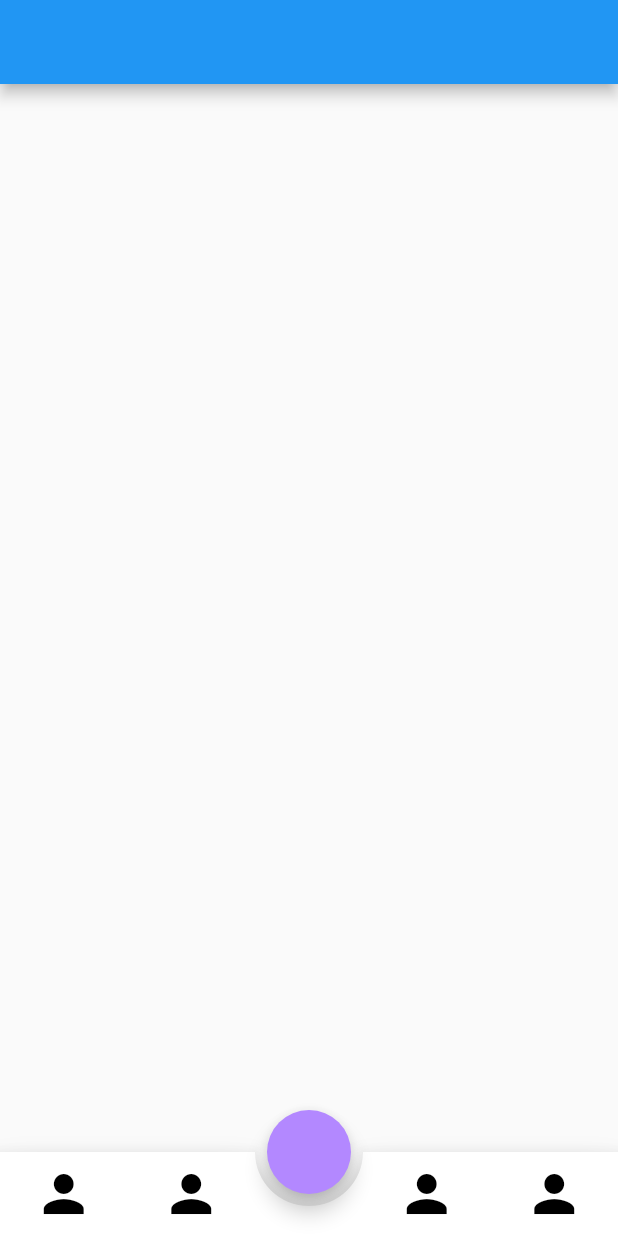
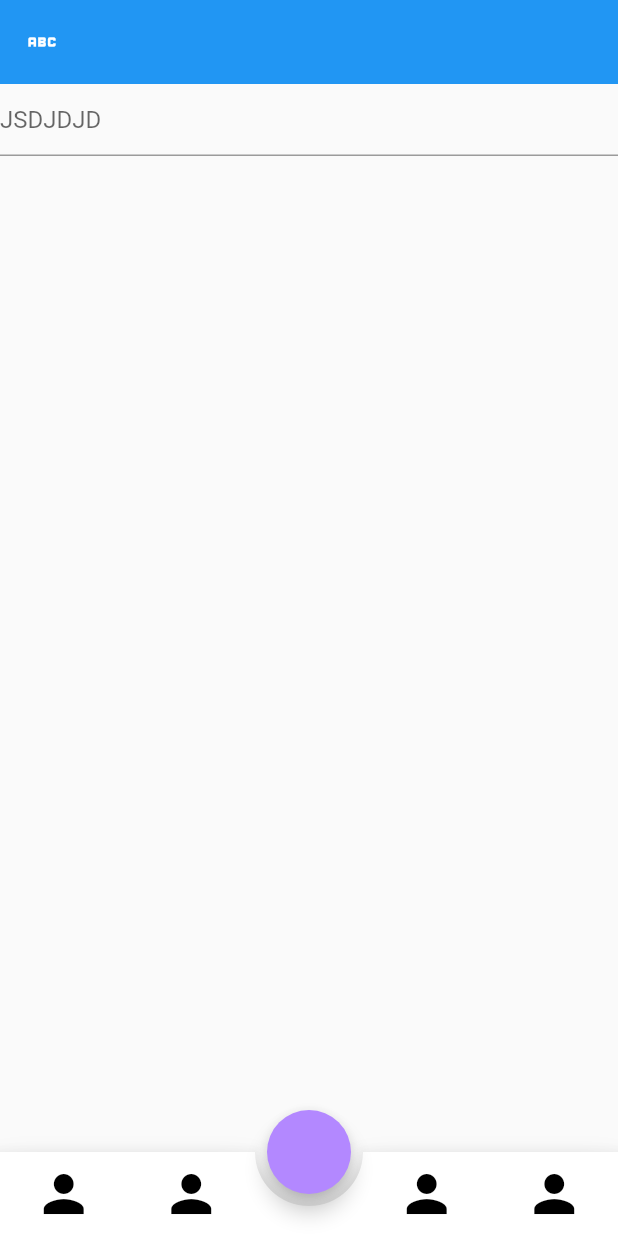
Before and after one commit to RoySujon/shop_bd, a Flutter app: the screen it shows after launch, on a phone screen of 412 x 824 dp. Run offline on Flutter 3.47's test engine with Material 2 defaults, Android fonts, the phone set to English and light mode, and no system bars; drawn by our look-alikes of animated_bottom_navigation_bar; our stand-ins replace google_fonts.

```diff
--- a/lib/screen/home.dart
+++ b/lib/screen/home.dart
@@ -13,7 +13,48 @@ class _HOMEState extends State<HOME> {
   @override
   Widget build(BuildContext context) {
     return Scaffold(
-      appBar: AppBar(),
+      body: SafeArea(
+          child: Stack(
+        children: [
+          CustomScrollView(
+            slivers: [
+              SliverAppBar(
+                leading: Icon(Icons.abc),
+              ),
+              SliverPersistentHeader(
+                delegate: SliverDelegate(
+                    child: TextField(
+                  decoration: InputDecoration(hintText: 'JSDJDJD'),
+                )),
+              )
+            ],
+          )
+        ],
+      )),
     );
   }
 }
+
+class SliverDelegate extends SliverPersistentHeaderDelegate {
+  Widget child;
+  SliverDelegate({required this.child});
+
+  @override
+  Widget build(
+      BuildContext context, double shrinkOffset, bool overlapsContent) {
+    return child;
+  }
+
+  @override
+  double get maxExtent => 70;
+
+  @override
+  double get minExtent => 70;
+
+  @override
+  bool shouldRebuild(SliverDelegate oldDelegate) {
+    return oldDelegate.maxExtent != 70 ||
+        oldDelegate.minExtent != 70 ||
+        child != oldDelegate.child;
+  }
+}
```
